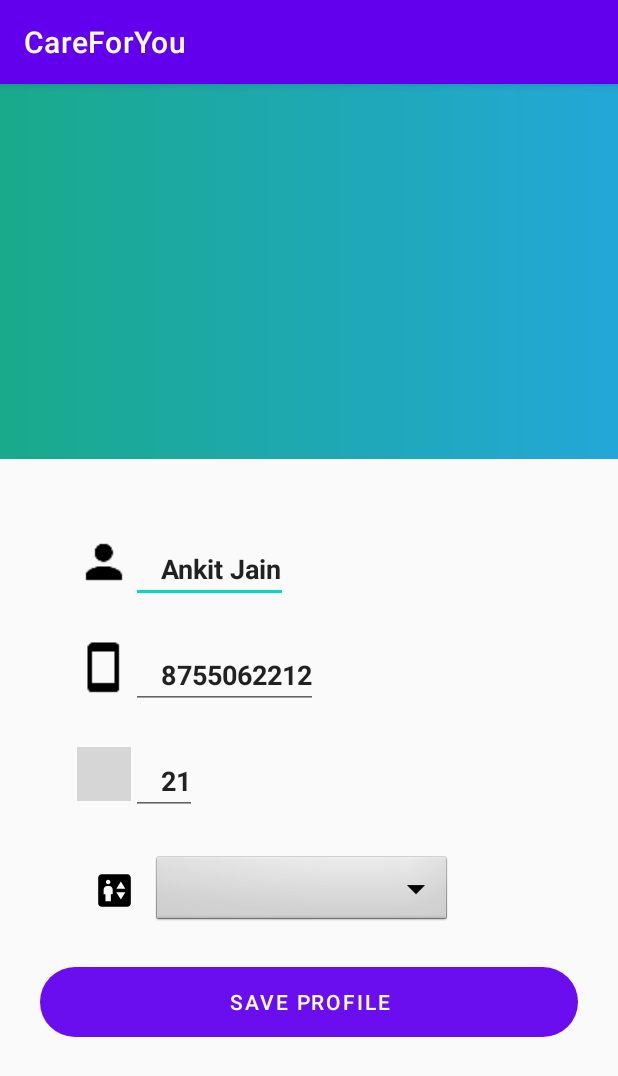
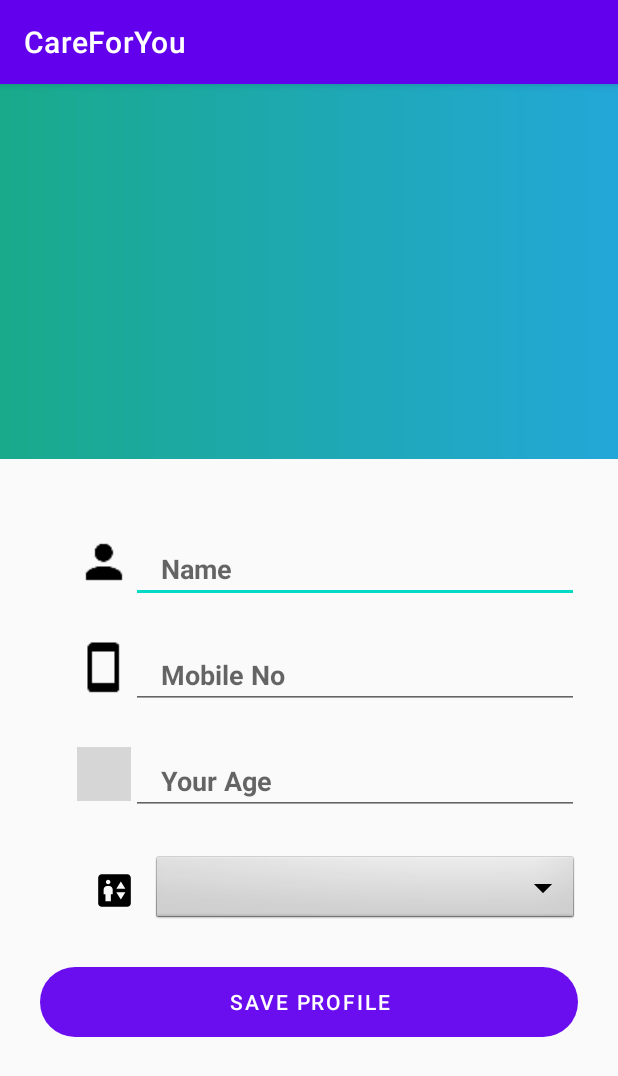
Before and after one commit to kunalmnnit/CareForYou, an Android app: the MyProfile screen opened directly, with no data from a screen before it, on a phone screen of 412 x 824 dp. Shown: the top 1076 px of the screen. Run offline under Robolectric (Android 15) with nearby library versions, the phone set to English and light mode, and no system bars; libraries missing offline, so code that uses them is left out: com.facebook.drawee; plain views replace SimpleDraweeView; grey boxes are pictures that could not be loaded.

Commit message:
profile UI added

```diff
--- a/app/src/main/res/layout/activity_my_profile.xml
+++ b/app/src/main/res/layout/activity_my_profile.xml
@@ -50,15 +50,15 @@
                 android:src="@drawable/ic_person_black_24dp"
                 android:id="@+id/name_icon"
                 />
-            <EditText
+            <com.google.android.material.textfield.TextInputEditText
                 android:textStyle="bold"
                 android:layout_gravity="center_vertical"
-                android:layout_width="wrap_content"
+                android:layout_width="match_parent"
                 android:layout_height="wrap_content"
                 android:paddingStart="20dp"
+                android:hint="Name"
                 android:inputType="textCapWords"
-                android:id="@+id/patient_name"
-                android:text="Ankit Jain"/>
+                android:id="@+id/patient_name" />
         </LinearLayout>
 
         <LinearLayout
@@ -72,15 +72,15 @@
                 android:layout_width="36dp"
                 android:layout_height="36dp"
                 android:src="@drawable/ic_smartphone_black_24dp"/>
-            <EditText
+            <com.google.android.material.textfield.TextInputEditText
                 android:textStyle="bold"
                 android:layout_gravity="center_vertical"
-                android:layout_width="wrap_content"
+                android:layout_width="match_parent"
                 android:layout_height="wrap_content"
                 android:paddingLeft="20dp"
                 android:id="@+id/patient_phone"
                 android:inputType="phone"
-                android:text="8755062212"/>
+                android:hint="Mobile No"/>
         </LinearLayout>
 
         <LinearLayout
@@ -95,15 +95,15 @@
                 android:src="@drawable/ic_age_foreground"
                 android:id="@+id/age_icon"
                 />
-            <EditText
+            <com.google.android.material.textfield.TextInputEditText
                 android:textStyle="bold"
                 android:layout_gravity="center_vertical"
-                android:layout_width="wrap_content"
+                android:layout_width="match_parent"
                 android:layout_height="wrap_content"
                 android:paddingLeft="20dp"
                 android:id="@+id/patient_age"
                 android:inputType="number"
-                android:text="21"/>
+                android:hint="Your Age"/>
         </LinearLayout>
 
         <LinearLayout
@@ -121,8 +121,8 @@
 
             <Spinner
                 android:id="@+id/spinner1"
-                android:layout_width="200dp"
-                android:layout_height="50dp"
+                android:layout_width="match_parent"
+                android:layout_height="wrap_content"
                 android:background="@android:drawable/btn_dropdown"
                 android:spinnerMode="dropdown"
                 android:textAlignment="center" />
```
